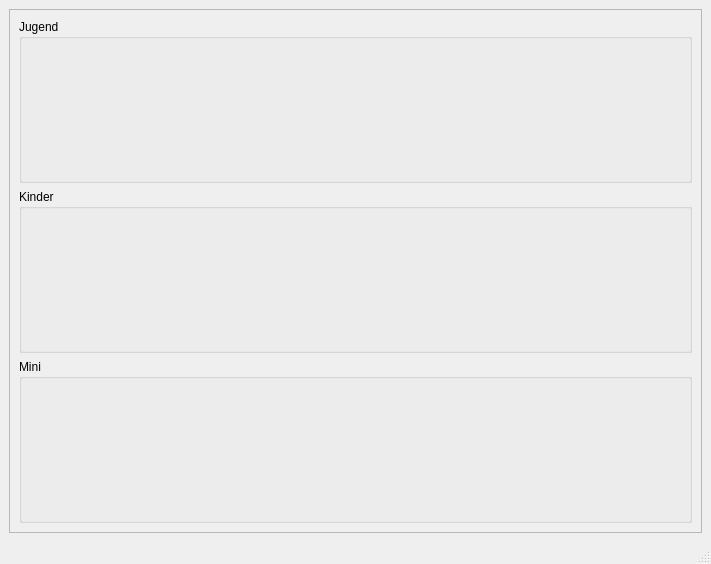
Above: gui/main_window.ui from MarcusAichmayr/Kletterbewerb before the change. Below: the same form after it.
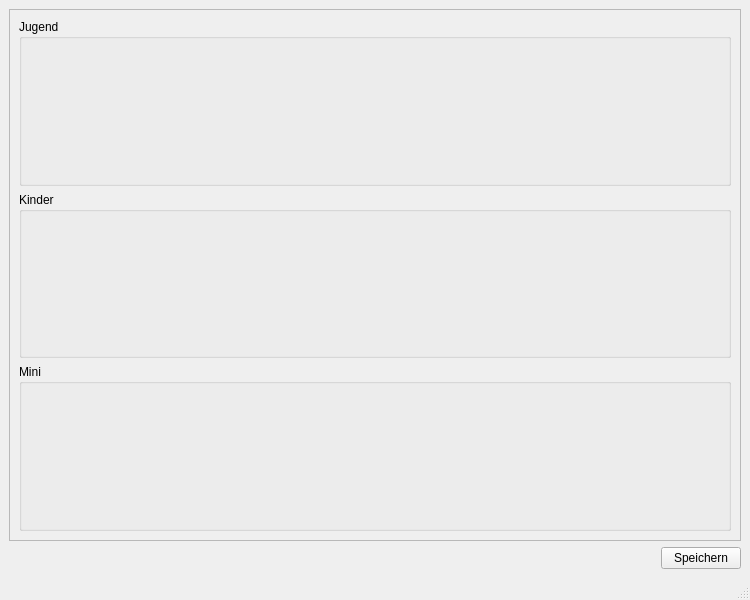
That is the form after the change. Custom widgets are drawn as their Qt base class.

Commit message: add save button and load on startup

Diff of the .ui file:
```diff
--- a/gui/main_window.ui
+++ b/gui/main_window.ui
@@ -6,8 +6,8 @@
    <rect>
     <x>0</x>
     <y>0</y>
-    <width>711</width>
-    <height>564</height>
+    <width>750</width>
+    <height>600</height>
    </rect>
   </property>
   <property name="windowTitle">
@@ -28,8 +28,8 @@
         <rect>
          <x>0</x>
          <y>0</y>
-         <width>691</width>
-         <height>500</height>
+         <width>730</width>
+         <height>505</height>
         </rect>
        </property>
        <layout class="QVBoxLayout" name="verticalLayout">
@@ -58,6 +58,30 @@
       </widget>
      </widget>
     </item>
+    <item>
+     <layout class="QHBoxLayout" name="horizontalLayout">
+      <item>
+       <spacer name="horizontalSpacer">
+        <property name="orientation">
+         <enum>Qt::Horizontal</enum>
+        </property>
+        <property name="sizeHint" stdset="0">
+         <size>
+          <width>40</width>
+          <height>20</height>
+         </size>
+        </property>
+       </spacer>
+      </item>
+      <item>
+       <widget class="QPushButton" name="save_button">
+        <property name="text">
+         <string>Speichern</string>
+        </property>
+       </widget>
+      </item>
+     </layout>
+    </item>
    </layout>
   </widget>
   <widget class="QMenuBar" name="menubar">
```
Left out of the diff: 2 changed lines with no effect on the pictures. The commit also changes 2 other files.
